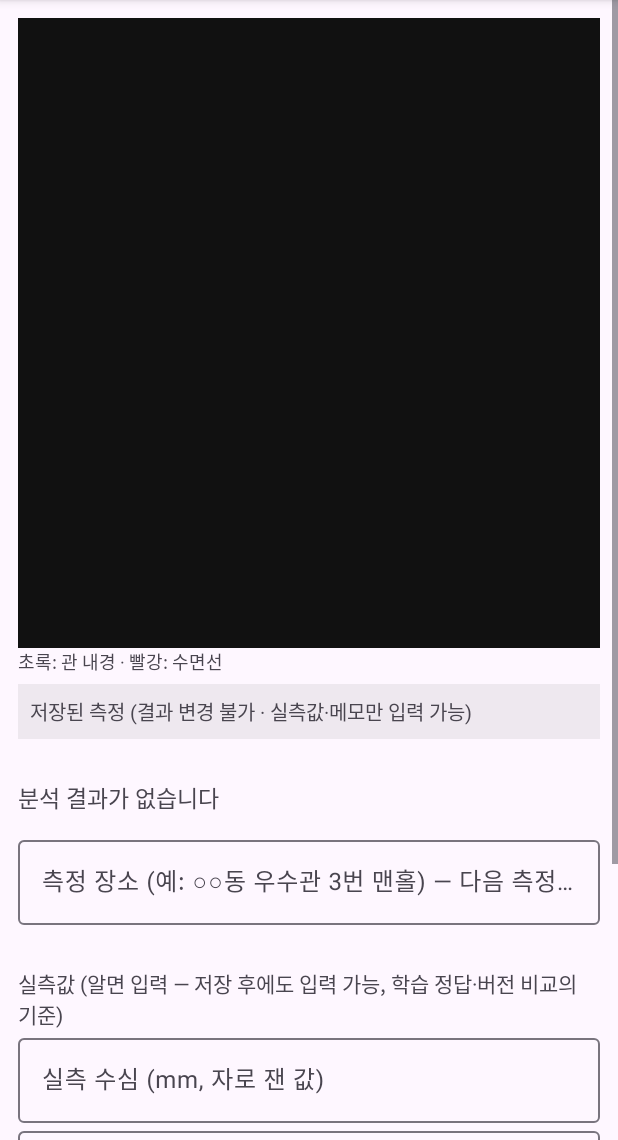
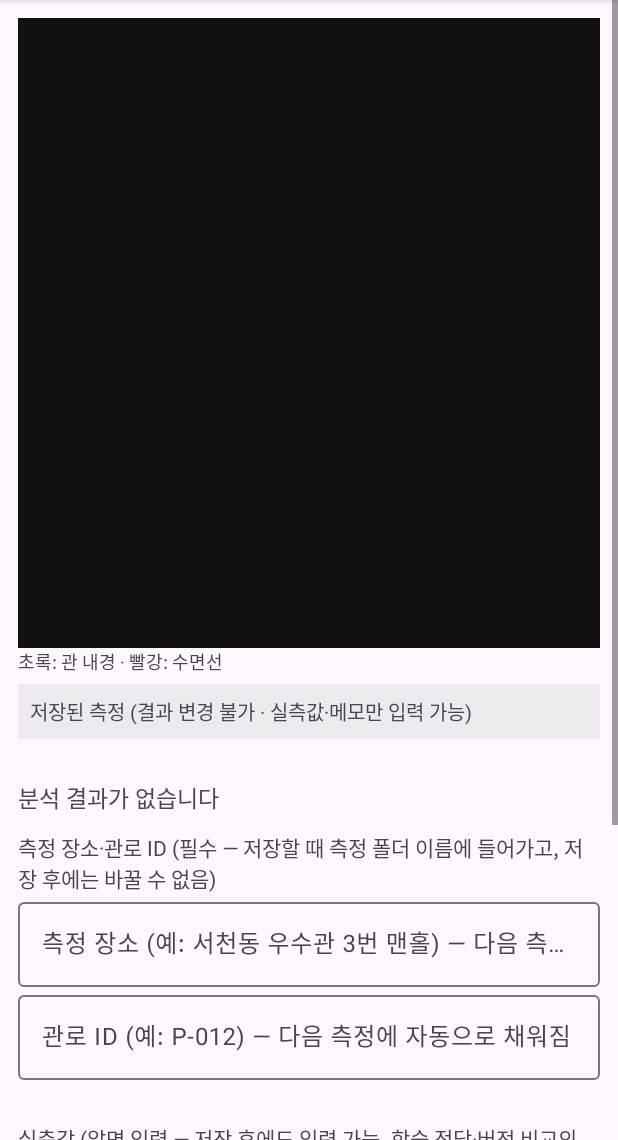
Before and after one commit to Ercadion/Pipeflow, an Android app: the ResultActivity screen opened directly, with no data from a screen before it, on a phone screen of 412 x 824 dp, the part 96-1236 px from its top. Run offline under Robolectric (Android 15) with nearby library versions, the light colour scheme and no system bars; 20 statements that could not run were skipped.

Commit message:
ver0.3.8 update

```diff
--- a/android-app/app/src/main/java/io/github/ercadion/pipeflow/DataActivity.kt
+++ b/android-app/app/src/main/java/io/github/ercadion/pipeflow/DataActivity.kt
@@ -22,7 +22,7 @@ import java.util.concurrent.Executors
 /**
  * 측정 데이터 관리 (메뉴 → 측정 데이터)
  *  - 앱 저장소의 측정 목록: 날짜·시각, 앱 버전(폴더 이름 끝 _v…), 수심·유속, 저장 전/수정됨/실측값 여부, 크기
- *  - 체크해서 선택 → 선택한 측정을 zip 하나로 내보내기(원본 + 엑셀·CSV), 엑셀만 내보내기(수치만), 삭제
+ *  - 체크해서 선택 → 선택한 측정을 zip 하나로 내보내기(원본 + 엑셀), 엑셀만 내보내기(수치만), 삭제
  *  - 항목 누르기 → 결과 화면
  */
 class DataActivity : AppCompatActivity() {
@@ -124,7 +124,8 @@ class DataActivity : AppCompatActivity() {
             else String.format(Locale.US, "수심 %.1f mm", it.optDouble("depth_mm"))
         }
         st?.let { parts += String.format(Locale.US, "표면유속 %.3f m/s", it.optDouble("v_surface_mps")) }
-        ann.optString("place").takeIf { it.isNotEmpty() }?.let { parts.add(0, it) }
+        listOf("place", "pipe_id").map { ann.optString(it) }.filter { it.isNotEmpty() }
+            .takeIf { it.isNotEmpty() }?.let { parts.add(0, it.joinToString(" / ")) }      // 장소 / 관로 ID
         val flags = mutableListOf<String>()
         if (SessionStore.isPending(dir)) flags += "저장 전"
         if (corr != null) flags += "수정됨"
--- a/android-app/app/src/main/res/layout/activity_result.xml
+++ b/android-app/app/src/main/res/layout/activity_result.xml
@@ -60,12 +60,21 @@
                 android:text="고친 것 버리고 자동 결과로" android:visibility="gone" />
         </LinearLayout>
 
+        <TextView android:layout_width="match_parent" android:layout_height="wrap_content"
+            android:layout_marginTop="12dp"
+            android:text="측정 장소·관로 ID (필수 — 저장할 때 측정 폴더 이름에 들어가고, 저장 후에는 바꿀 수 없음)" />
         <com.google.android.material.textfield.TextInputLayout
             android:layout_width="match_parent" android:layout_height="wrap_content"
-            android:layout_marginTop="12dp"
-            android:hint="측정 장소 (예: ○○동 우수관 3번 맨홀) — 다음 측정에 자동으로 채워짐">
+            android:hint="측정 장소 (예: 서천동 우수관 3번 맨홀) — 다음 측정에 자동으로 채워짐">
             <com.google.android.material.textfield.TextInputEditText
                 android:id="@+id/editPlace" android:layout_width="match_parent"
+                android:layout_height="wrap_content" android:inputType="text" android:maxLines="1" />
+        </com.google.android.material.textfield.TextInputLayout>
+        <com.google.android.material.textfield.TextInputLayout
+            android:layout_width="match_parent" android:layout_height="wrap_content"
+            android:hint="관로 ID (예: P-012) — 다음 측정에 자동으로 채워짐">
+            <com.google.android.material.textfield.TextInputEditText
+                android:id="@+id/editPipe" android:layout_width="match_parent"
                 android:layout_height="wrap_content" android:inputType="text" android:maxLines="1" />
         </com.google.android.material.textfield.TextInputLayout>
         <TextView android:id="@+id/txtLocation" android:layout_width="match_parent"
@@ -115,8 +124,5 @@
                 android:text="저장 (이후 결과 변경 불가)" />
         </LinearLayout>
 
-        <Button android:id="@+id/btnExport" android:layout_width="match_parent"
-            android:layout_height="wrap_content" android:layout_marginTop="8dp"
-            android:text="측정 데이터 내보내기 (zip 공유)" />
     </LinearLayout>
 </ScrollView>
```
Also changed, not shown: android-app/app/src/main/java/io/github/ercadion/pipeflow/ResultActivity.kt (+26 -27 lines), android-app/app/src/main/java/io/github/ercadion/pipeflow/SessionStore.kt (+36 -22 lines), 6 other files.
